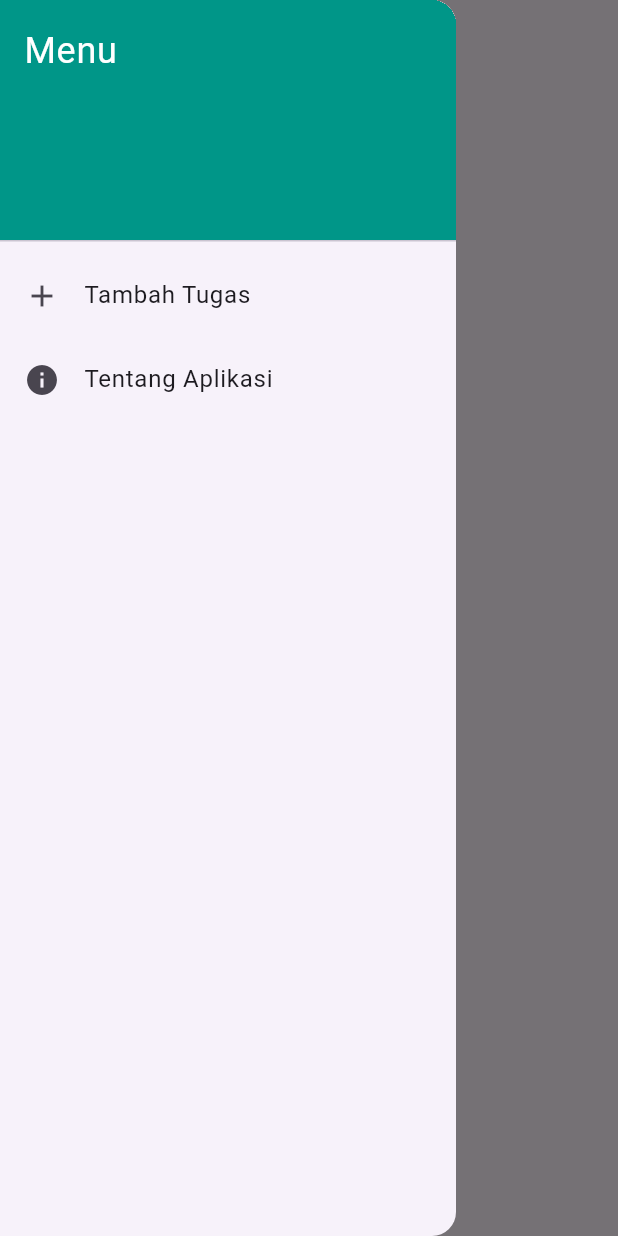
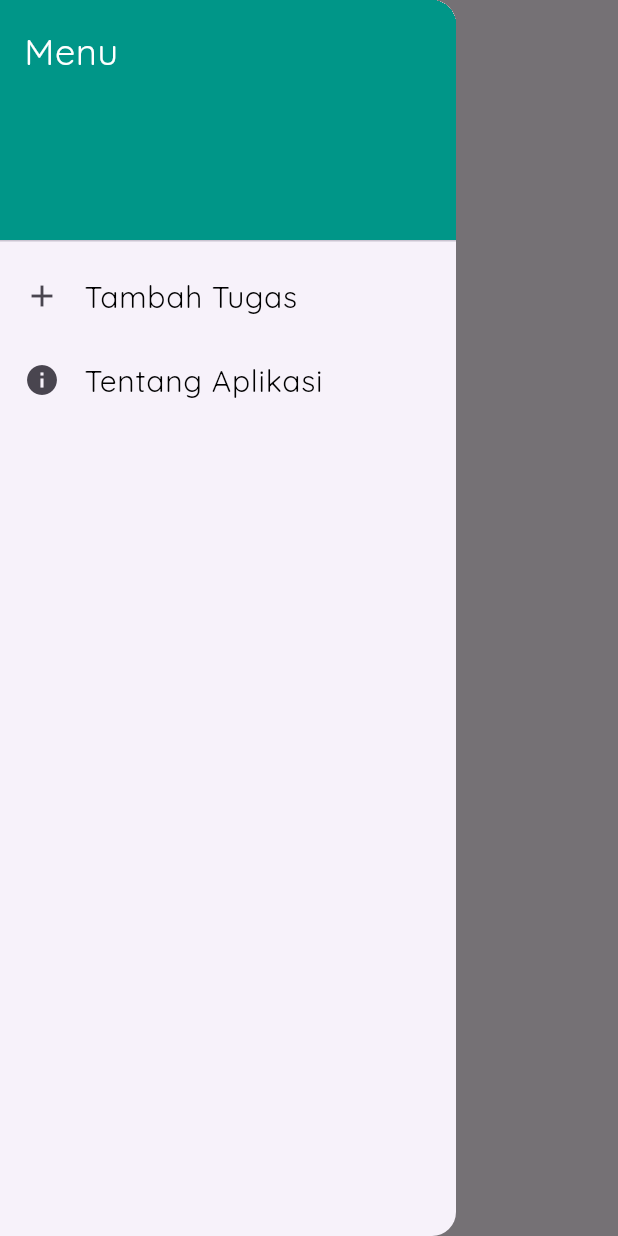
Before and after one commit to MuslimahQurniawati/belajar-Flutter, a Flutter app: the screen it shows after launch, with the side drawer open, on a phone screen of 412 x 824 dp. Run offline on Flutter 3.47's test engine with Material 3 defaults, Android fonts, the light colour scheme and no system bars.

Commit message:
menyimpan tugas

```diff
--- a/lib/pages/add_task_page.dart
+++ b/lib/pages/add_task_page.dart
@@ -17,12 +17,13 @@ class AddTaskPage extends StatelessWidget {
             ),
             SizedBox(height: 20),
             ElevatedButton(
+              onPressed: () {
+                final taskText = taskController.text.trim();
+                if (taskText.isNotEmpty) {
+                  Navigator.pop(context, taskText); // Kirim data kembali
+                }
+              },
               child: Text('Simpan'),
-              onPressed: () {
-                final task = taskController.text.trim;
-                // Belum ada fungsi simpan - kita akan buat nanti
-                Navigator.pop(context, task);
-              },
             ),
           ],
         ),
--- a/lib/pages/home_page.dart
+++ b/lib/pages/home_page.dart
@@ -17,10 +17,25 @@ class _HomePageState extends State<HomePage> {
     }
   }
 
+  void _deleteTask(int index) {
+    setState(() {
+      _tasks.removeAt(index);
+    });
+  }
+
   @override
   Widget build(BuildContext context) {
     return Scaffold(
-      appBar: AppBar(title: Text('To-Do List')),
+      appBar: AppBar(
+        title: Text(
+          'To-Do List',
+          style: TextStyle(
+            color: Colors.black,
+            fontSize: 24,
+            fontFamily: 'Quicksand-VariableFont_wght',
+          ),
+        ),
+      ),
       drawer: Drawer(
         child: ListView(
           padding: EdgeInsets.zero,
@@ -29,12 +44,23 @@ class _HomePageState extends State<HomePage> {
               decoration: BoxDecoration(color: Colors.teal),
               child: Text(
                 'Menu',
-                style: TextStyle(color: Colors.white, fontSize: 24),
+                style: TextStyle(
+                  color: Colors.white,
+                  fontSize: 24,
+                  fontFamily: 'Quicksand-VariableFont_wght',
+                ),
               ),
             ),
             ListTile(
               leading: Icon(Icons.add),
-              title: Text('Tambah Tugas'),
+              title: Text(
+                'Tambah Tugas',
+                style: TextStyle(
+                  color: Colors.black,
+                  fontSize: 20,
+                  fontFamily: 'Quicksand-VariableFont_wght',
+                ),
+              ),
               onTap: () {
                 Navigator.pop(context);
                 _navigateToAddTask();
@@ -42,7 +68,14 @@ class _HomePageState extends State<HomePage> {
             ),
             ListTile(
               leading: Icon(Icons.info),
-              title: Text('Tentang Aplikasi'),
+              title: Text(
+                'Tentang Aplikasi',
+                style: TextStyle(
+                  color: Colors.black,
+                  fontSize: 20,
+                  fontFamily: 'Quicksand-VariableFont_wght',
+                ),
+              ),
               onTap: () {
                 Navigator.pop(context);
                 Navigator.pushNamed(context, '/about');
```
